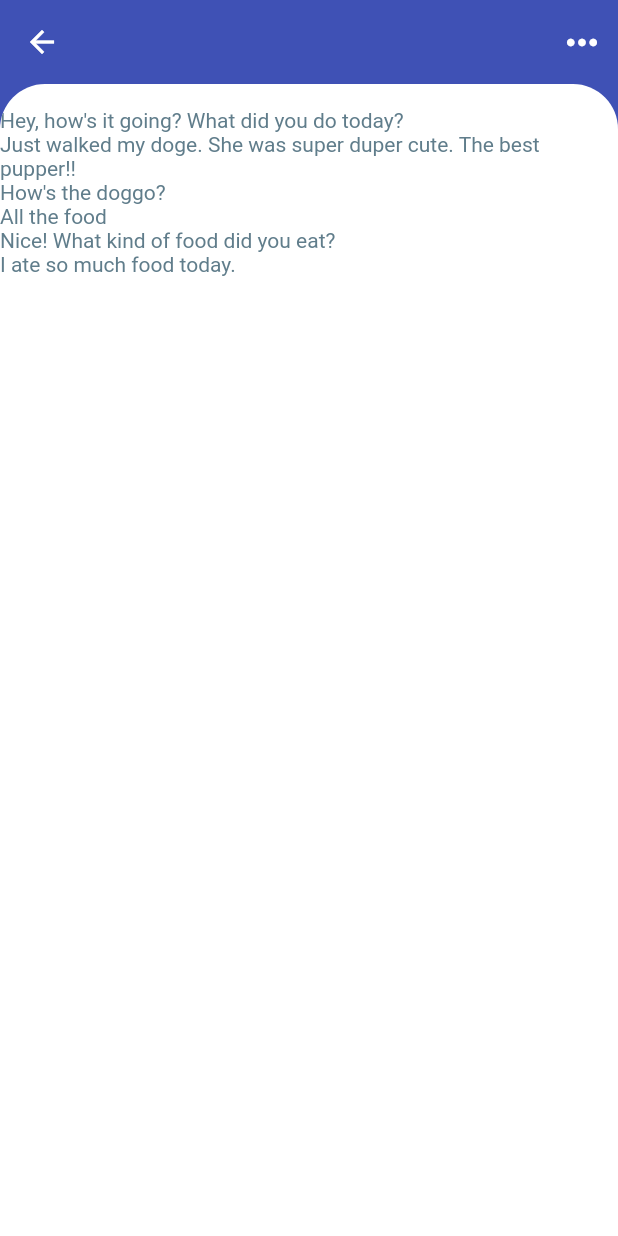
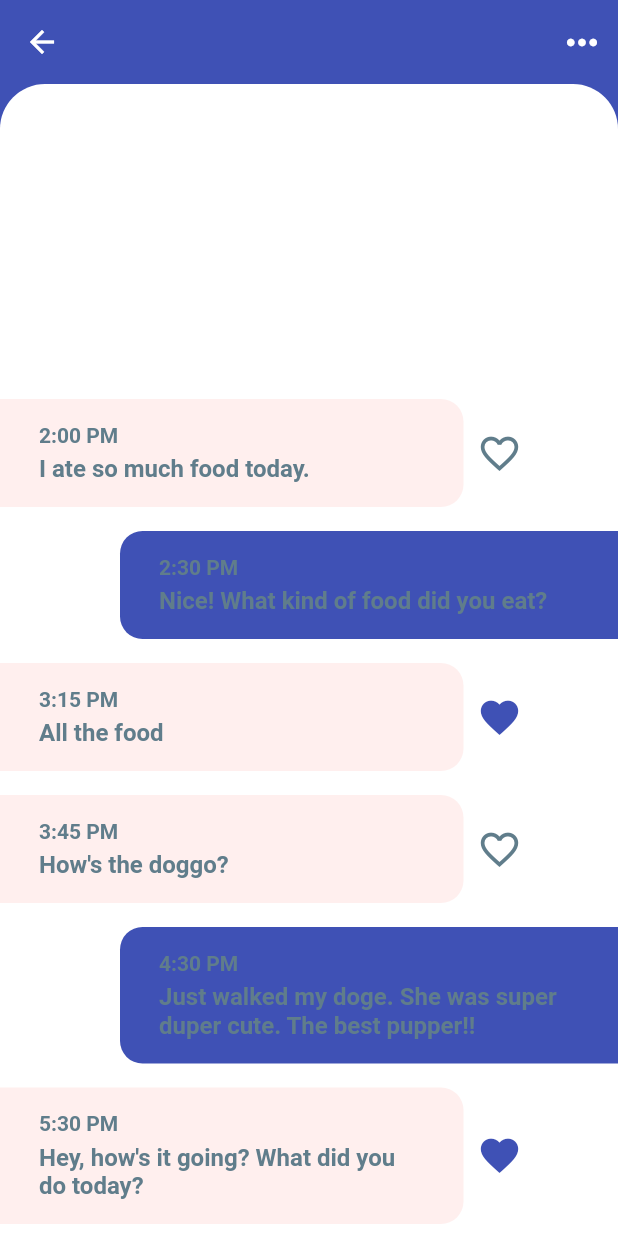
Before and after one commit to josemarjobs/learning-flutter, a Flutter app: the ChatScreen screen opened directly with empty values, on a phone screen of 412 x 824 dp. Run offline on Flutter 3.47's test engine with Material 2 defaults, Android fonts, the phone set to English and light mode, and no system bars; our stand-ins replace auto_route, bloc, cached_network_image, cloud_firestore, dartz, data_connection_checker and 13 more; missing offline and left inert: grpc, protobuf; accounts and stored records are empty.

```diff
--- a/chat_app/lib/screens/chats_screen.dart
+++ b/chat_app/lib/screens/chats_screen.dart
@@ -12,6 +12,68 @@ class ChatScreen extends StatefulWidget {
 }
 
 class _ChatScreenState extends State<ChatScreen> {
+  Widget _buildMessage(Message message, bool isMe) {
+    final containerMessage = Container(
+      width: MediaQuery.of(context).size.width * 0.75,
+      margin: isMe
+          ? EdgeInsets.only(top: 8.0, bottom: 8.0, left: 80.0)
+          : EdgeInsets.only(top: 8.0, bottom: 8.0),
+      padding: EdgeInsets.symmetric(vertical: 16.0, horizontal: 26.0),
+      decoration: BoxDecoration(
+        color: isMe ? Theme.of(context).accentColor : Color(0xFFFFEFEE),
+        borderRadius: isMe
+            ? BorderRadius.only(
+                topLeft: Radius.circular(15.0),
+                bottomLeft: Radius.circular(15.0),
+              )
+            : BorderRadius.only(
+                topRight: Radius.circular(15.0),
+                bottomRight: Radius.circular(15.0),
+              ),
+      ),
+      child: Column(
+        crossAxisAlignment: CrossAxisAlignment.start,
+        children: <Widget>[
+          Text(
+            message.time,
+            style: TextStyle(
+              color: Colors.blueGrey,
+              fontSize: 14.0,
+              fontWeight: FontWeight.w600,
+            ),
+          ),
+          SizedBox(height: 5.0),
+          Text(
+            message.text,
+            style: TextStyle(
+              color: Colors.blueGrey,
+              fontSize: 16.0,
+              fontWeight: FontWeight.w600,
+            ),
+          ),
+        ],
+      ),
+    );
+    if(isMe) {
+      return containerMessage;
+    }
+    return Row(
+      children: <Widget>[
+        containerMessage,
+        IconButton(
+          icon: message.isLiked
+              ? Icon(Icons.favorite)
+              : Icon(Icons.favorite_border),
+          iconSize: 30.0,
+          color: message.isLiked
+              ? Theme.of(context).primaryColor
+              : Colors.blueGrey,
+          onPressed: () {},
+        )
+      ],
+    );
+  }
+
   @override
   Widget build(BuildContext context) {
     return Scaffold(
@@ -31,7 +93,7 @@ class _ChatScreenState extends State<ChatScreen> {
             iconSize: 30.0,
             color: Colors.white,
             onPressed: () {},
-          )
+          ),
         ],
       ),
       body: ClipRRect(
@@ -47,15 +109,13 @@ class _ChatScreenState extends State<ChatScreen> {
                   color: Colors.white,
                 ),
                 child: ListView.builder(
+                  reverse: true,
                   padding: EdgeInsets.only(top: 16.0),
                   itemCount: messages.length,
                   itemBuilder: (BuildContext context, int index) {
-                    return Text(
-                      messages[index].text,
-                      style: TextStyle(
-                        color: Colors.blueGrey,
-                      ),
-                    );
+                    final Message message = messages[index];
+                    final bool isMe = message.sender.id == currentUser.id;
+                    return _buildMessage(message, isMe);
                   },
                 ),
               ),
--- a/time_tracker_flutter_course/lib/app/sign_in/email_sign_in_page.dart
+++ b/time_tracker_flutter_course/lib/app/sign_in/email_sign_in_page.dart
@@ -1,5 +1,7 @@
 import 'package:flutter/material.dart';
 import 'package:timetrackerfluttercourse/app/sign_in/email_sign_in_form_bloc.dart';
+
+import 'email_sign_in_form_change_notifier.dart';
 
 class EmailSignInPage extends StatelessWidget {
   @override
@@ -13,7 +15,8 @@ class EmailSignInPage extends StatelessWidget {
         child: Padding(
           padding: const EdgeInsets.all(16.0),
           child: Card(
-            child: EmailSignInFormBloc.create(context),
+            child: EmailSignInFormChangeNotifier.create(context),
+//            child: EmailSignInFormBloc.create(context),
 //            child: EmailSignInFormStateful(),
           ),
         ),
--- a/time_tracker_flutter_course/lib/custom_widgets/platform_exception_alert_dialog.dart
+++ b/time_tracker_flutter_course/lib/custom_widgets/platform_exception_alert_dialog.dart
@@ -13,6 +13,12 @@ class PlatformExceptionAlertDialog extends PlatformAlertDialog {
         );
 
   static String _message(PlatformException exception) {
+    print(exception);
+    if (exception.message == 'FIRFirestoreErrorDomain') {
+      if (exception.code == 'Error 7') {
+        return 'Missing or insufficient permissions';
+      }
+    }
     return _errors[exception.code] ?? exception.message;
   }
 
--- a/time_tracker_flutter_course/pubspec.yaml
+++ b/time_tracker_flutter_course/pubspec.yaml
@@ -26,6 +26,7 @@ dependencies:
   firebase_auth: ^0.14.0+5
   google_sign_in: ^4.0.7
   provider: ^3.1.0+1
+  cloud_firestore: ^0.12.9+5
 
 dev_dependencies:
   flutter_test:
```
Also changed, not shown: time_tracker_flutter_course/lib/app/home_page.dart (deleted, +0 -49 lines), time_tracker_flutter_course/lib/app/landing_page.dart (+6 -2 lines), time_tracker_flutter_course/pubspec.lock, 1 other file.
